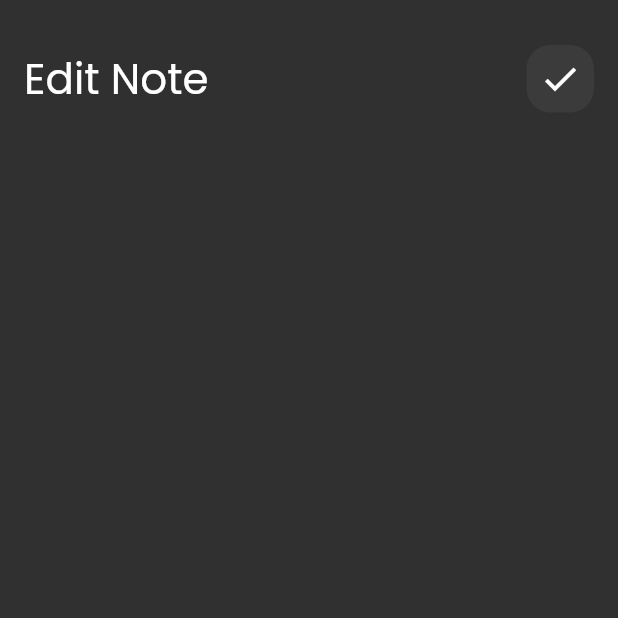
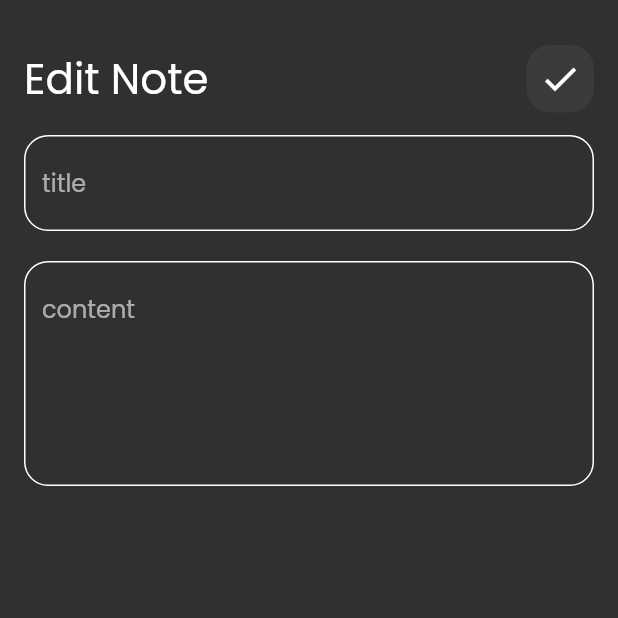
Before and after one commit to ramezAlhosni/note_app, a Flutter app: the EditNoteView screen opened directly, on a phone screen of 412 x 824 dp, the top half of it. Run offline on Flutter 3.47's test engine with Material 2 defaults, Android fonts, the phone set to English and light mode, and no system bars; our stand-ins replace font_awesome_flutter.

Commit message:
edit note view ui done

```diff
--- a/lib/widgets/edit_note_view_body.dart
+++ b/lib/widgets/edit_note_view_body.dart
@@ -1,5 +1,6 @@
 import 'package:flutter/material.dart';
 import 'package:note_app/widgets/custom_app_bar.dart';
+import 'package:note_app/widgets/custom_text_field.dart';
 
 class EditNoteViewBody extends StatelessWidget {
   const EditNoteViewBody({super.key});
@@ -17,6 +18,17 @@ class EditNoteViewBody extends StatelessWidget {
             title: 'Edit Note',
             icon: Icons.check,
           ),
+          SizedBox(
+            height: 15,
+          ),
+          CustomTextField(hint: 'title'),
+          SizedBox(
+            height: 20,
+          ),
+          CustomTextField(
+            hint: 'content',
+            maxLines: 5,
+          ),
         ],
       ),
     );
```
